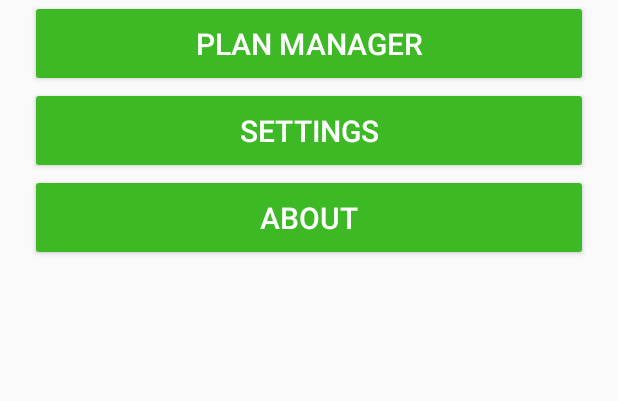
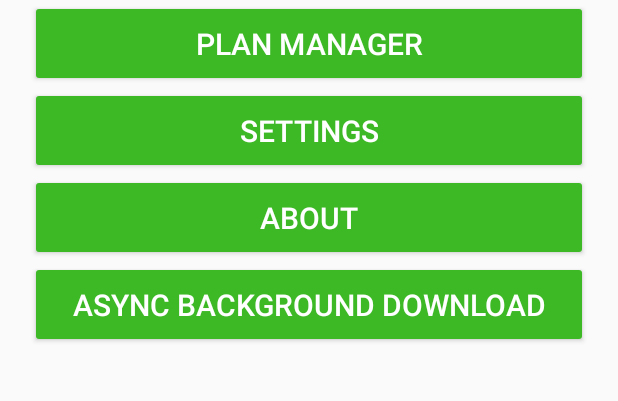
Before and after one commit to DamienFleming/NotiPlan, an Android app: the screen it shows after launch (HomeScreenActivity), on a phone screen of 412 x 824 dp, the part 179-580 px from its top. Run offline under Robolectric (Android 15) with nearby library versions, the phone set to English and light mode, and no system bars.

Commit message:
Added background task and async task to download text file

```diff
--- a/app/build.gradle
+++ b/app/build.gradle
@@ -22,6 +22,7 @@ android {
 
 dependencies {
     implementation 'com.google.firebase:firebase-messaging:11.0.4'
+    implementation 'com.squareup.okhttp3:okhttp:3.9.1'
     compile fileTree(include: ['*.jar'], dir: 'libs')
     androidTestCompile('com.android.support.test.espresso:espresso-core:2.2.2', {
         exclude group: 'com.android.support', module: 'support-annotations'
@@ -37,4 +38,5 @@ dependencies {
 }
 
 
+
 apply plugin: 'com.google.gms.google-services'
--- a/app/src/main/java/com/damien/notiplan/HomeScreenActivity.java
+++ b/app/src/main/java/com/damien/notiplan/HomeScreenActivity.java
@@ -25,6 +25,7 @@ public class HomeScreenActivity extends AppCompatActivity {
         Button settingsButton = (Button)findViewById(R.id.settingsButton);
         Button manageButton = (Button)findViewById(R.id.manageButton);
         Button aboutButton = (Button)findViewById(R.id.aboutButton);
+        Button asyncButton = (Button)findViewById(R.id.AsyncBackgroundDownloadButton);
 
         //this.deleteDatabase("userdatabase");
         settingsButton.setOnClickListener(new View.OnClickListener() {
@@ -42,6 +43,11 @@ public class HomeScreenActivity extends AppCompatActivity {
                 startActivity(new Intent(HomeScreenActivity.this, AboutActivity.class));
             }
         });
+        asyncButton.setOnClickListener(new View.OnClickListener() {
+            public void onClick(View v) {
+                startActivity(new Intent(HomeScreenActivity.this, AsyncBackgroundDownloadActivity.class));
+            }
+        });
 
         if (Build.VERSION.SDK_INT >= 26) {
             NotificationManager mNotificationManager =
--- a/app/src/main/res/layout-land/activity_home_screen.xml
+++ b/app/src/main/res/layout-land/activity_home_screen.xml
@@ -42,4 +42,14 @@
         android:layout_marginRight="20sp"
         android:textColor="#FFFFFF"
         android:gravity="center"/>
+    <Button android:id="@+id/AsyncBackgroundDownloadButton"
+        android:layout_width="match_parent"
+        android:layout_height="wrap_content"
+        android:text="@string/async"
+        android:textSize="20sp"
+        android:padding="15sp"
+        android:layout_marginLeft="20sp"
+        android:layout_marginRight="20sp"
+        android:textColor="#FFFFFF"
+        android:gravity="center"/>
 </LinearLayout>
--- a/app/src/main/res/layout/activity_home_screen.xml
+++ b/app/src/main/res/layout/activity_home_screen.xml
@@ -42,4 +42,14 @@
         android:layout_marginRight="20sp"
         android:textColor="#FFFFFF"
         android:gravity="center"/>
+    <Button android:id="@+id/AsyncBackgroundDownloadButton"
+        android:layout_width="match_parent"
+        android:layout_height="wrap_content"
+        android:text="@string/async"
+        android:textSize="20sp"
+        android:padding="15sp"
+        android:layout_marginLeft="20sp"
+        android:layout_marginRight="20sp"
+        android:textColor="#FFFFFF"
+        android:gravity="center"/>
 </LinearLayout>
--- a/app/src/main/res/values/strings.xml
+++ b/app/src/main/res/values/strings.xml
@@ -25,4 +25,5 @@
     <string name="aboutText">About</string>
     <string name="email">Email</string>
     <string name="facebook">Facebook</string>
+    <string name="async">Async Background Download</string>
 </resources>
```
Also changed, not shown: app/src/main/AndroidManifest.xml (+9 -4 lines), app/src/main/java/com/damien/notiplan/AsyncBackgroundDownloadActivity.java (added, +17 -0 lines), app/src/main/java/com/damien/notiplan/NotiplanBackgroundService.java (added, +65 -0 lines), app/src/main/res/layout/activity_async_background_download.xml (added, +7 -0 lines).
